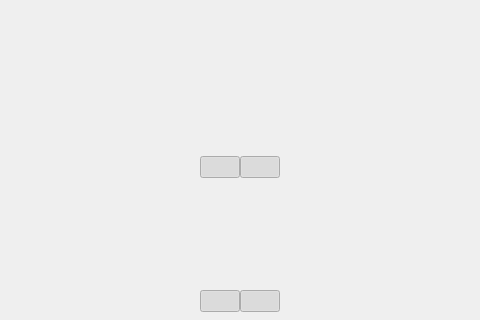
aalhossary/MovementRx, file spmclient/ui/gui/xml/ui_gait_analysis_window.ui: the form before one commit; both pictures show x 334 to 814 and y 227 to 547 of the 1303 by 780 pixel window.
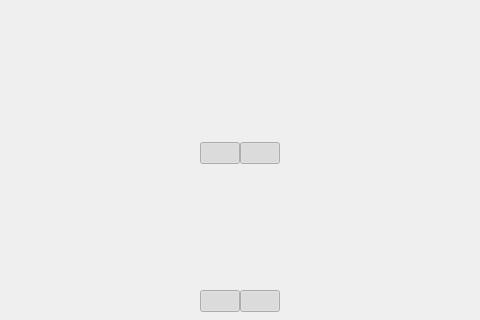
The form after the commit. The open tabs and pages were chosen to show the change. Icons and pictures are not drawn. Custom widgets are drawn as their Qt base class.

The edit to the form file:
```diff
--- a/spmclient/ui/gui/xml/ui_gait_analysis_window.ui
+++ b/spmclient/ui/gui/xml/ui_gait_analysis_window.ui
@@ -66,7 +66,7 @@
           <number>0</number>
          </property>
          <item row="0" column="0">
-          <layout class="QGridLayout" name="gridLayout" rowstretch="5,2,3,2" columnminimumwidth="100,100">
+          <layout class="QGridLayout" name="gridLayout" rowstretch="9,5,6,4" columnminimumwidth="100,100">
            <property name="leftMargin">
             <number>0</number>
            </property>
```
Left out of the diff: 48 changed lines with no effect on the pictures.
